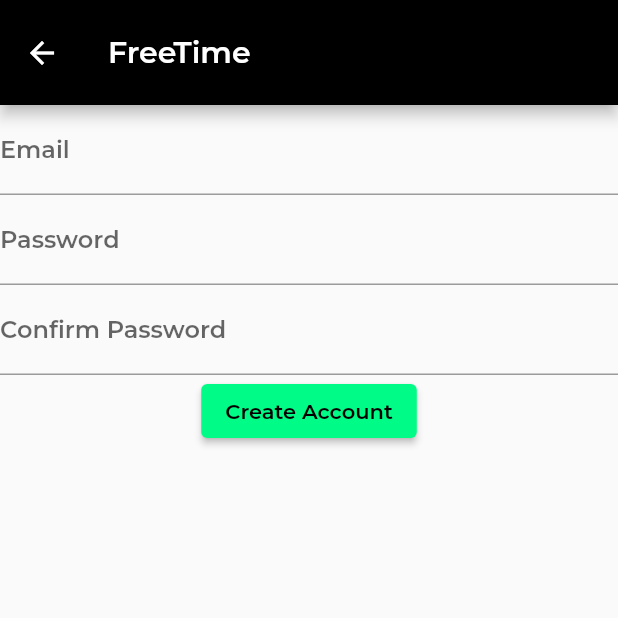
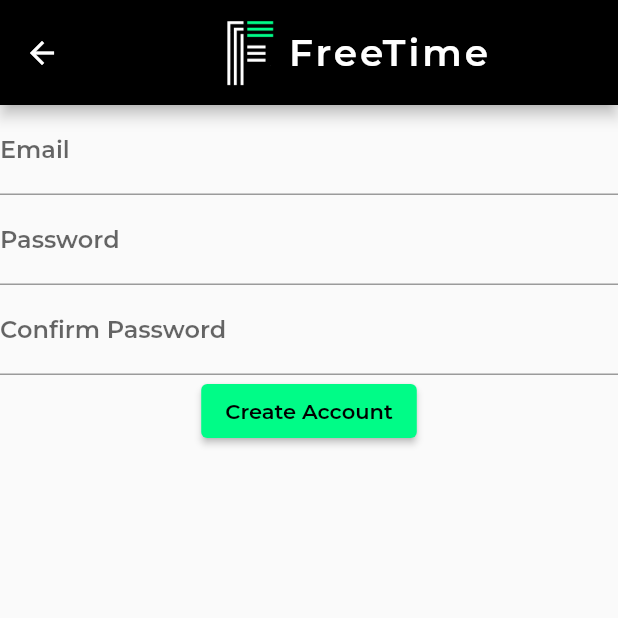
Before and after one commit to lemons342/MobileAppsTeam1, a Flutter app: the CreateAccount screen opened directly with empty values, on a phone screen of 412 x 824 dp, the top half of it. Run offline on Flutter 3.47's test engine with Material 2 defaults, Android fonts, the phone set to English and light mode, and no system bars; our stand-ins replace cloud_firestore, firebase_auth, firebase_core, table_calendar; accounts and stored records are empty; project files that could hold a hidden picture were left out.

Commit message:
Quick Cleanup

```diff
--- a/starter/lib/createaccount.dart
+++ b/starter/lib/createaccount.dart
@@ -16,6 +16,8 @@
 class CreateAccount extends StatefulWidget {
   const CreateAccount({Key? key, required this.model}) : super(key: key);
   final AccountModel model;
+  final TextStyle titleStyle = const TextStyle(
+    fontSize: 25, fontWeight: FontWeight.bold, letterSpacing: 2);
 
   @override
   State<CreateAccount> createState() => _CreateAccountState();
@@ -36,10 +38,22 @@
     }
     //Otherwise present the form
     return Scaffold(
-      appBar: AppBar(centerTitle: false,
-          backgroundColor: Colors.black,
-          title: const Text('FreeTime'), //Make this look better
-          toolbarHeight: 70,),
+      appBar: AppBar(
+              centerTitle: true,
+              backgroundColor: Colors.black,
+              title:
+                  Row(
+                    mainAxisAlignment: MainAxisAlignment.center,
+                    children: [
+                      SizedBox.square(
+                        dimension: 50,
+                        child: Image.asset('assets/freetime_logo.png'), //Logo image
+                        ),
+                      Text('FreeTime', style: widget.titleStyle), //FreeTime title
+                    ],
+                  ),
+              toolbarHeight: 70,
+            ),
       body: Center(
           child: Form(
               key: _formKey,
--- a/starter/lib/main.dart
+++ b/starter/lib/main.dart
@@ -28,11 +28,6 @@
           '/register': ((context) {
             return Consumer<AccountModel>(builder: (context, model, child) {
               return CreateAccount(model: model);
-            });
-          }),
-         '/login': ((context) {
-            return Consumer<AccountModel>(builder: (context, model, child) {
-              return Login(model: model);
             });
           }),
         })
```
